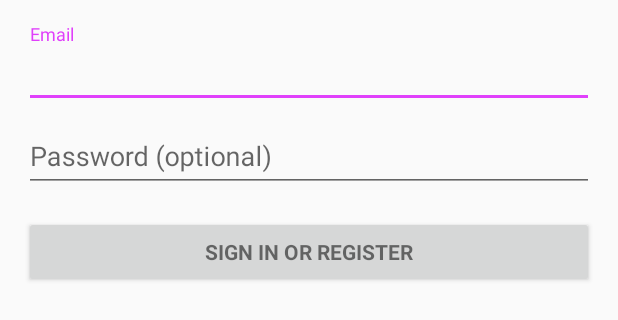
After one commit to aviliaxiir407/Help-Me-Cook-, an Android app: the layout activity_login.xml on its own in the app's theme, with its tools: preview values and no code run, on a phone screen of 412 x 824 dp. The commit adds this screen. Shown: the top 320 px of the screen. Run offline under Robolectric (Android 15) with nearby library versions, the phone set to English and light mode, and no system bars.

Commit message:
Input Login Belum di apa-apain

```diff
--- a/app/build.gradle
+++ b/app/build.gradle
@@ -26,5 +26,6 @@ dependencies {
     })
     compile 'com.android.support:appcompat-v7:24.2.1'
     compile 'com.android.support:design:24.2.1'
+    compile 'com.android.support:support-v4:24.2.1'
     testCompile 'junit:junit:4.12'
 }
--- a/app/src/main/java/id/sch/smktelkom_mlg/project/xirpl407172737/helpmecook2/MainActivity.java
+++ b/app/src/main/java/id/sch/smktelkom_mlg/project/xirpl407172737/helpmecook2/MainActivity.java
@@ -94,6 +94,7 @@ public class MainActivity extends AppCompatActivity
 
         }
 
+
         DrawerLayout drawer = (DrawerLayout) findViewById(R.id.drawer_layout);
         drawer.closeDrawer(GravityCompat.START);
         return true;
--- /dev/null
+++ b/app/src/main/res/layout/activity_login.xml
@@ -0,0 +1,78 @@
+<LinearLayout xmlns:android="http://schemas.android.com/apk/res/android"
+    xmlns:tools="http://schemas.android.com/tools"
+    android:layout_width="match_parent"
+    android:layout_height="match_parent"
+    android:gravity="center_horizontal"
+    android:orientation="vertical"
+    android:paddingBottom="@dimen/activity_vertical_margin"
+    android:paddingLeft="@dimen/activity_horizontal_margin"
+    android:paddingRight="@dimen/activity_horizontal_margin"
+    android:paddingTop="@dimen/activity_vertical_margin"
+    tools:context="id.sch.smktelkom_mlg.project.xirpl407172737.helpmecook2.LoginActivity">
+
+    <!-- Login progress -->
+    <ProgressBar
+        android:id="@+id/login_progress"
+        style="?android:attr/progressBarStyleLarge"
+        android:layout_width="wrap_content"
+        android:layout_height="wrap_content"
+        android:layout_marginBottom="8dp"
+        android:visibility="gone" />
+
+    <ScrollView
+        android:id="@+id/login_form"
+        android:layout_width="match_parent"
+        android:layout_height="match_parent">
+
+        <LinearLayout
+            android:id="@+id/email_login_form"
+            android:layout_width="match_parent"
+            android:layout_height="wrap_content"
+            android:orientation="vertical">
+
+            <android.support.design.widget.TextInputLayout
+                android:layout_width="match_parent"
+                android:layout_height="wrap_content">
+
+                <AutoCompleteTextView
+                    android:id="@+id/email"
+                    android:layout_width="match_parent"
+                    android:layout_height="wrap_content"
+                    android:hint="@string/prompt_email"
+                    android:inputType="textEmailAddress"
+                    android:maxLines="1"
+                    android:singleLine="true" />
+
+            </android.support.design.widget.TextInputLayout>
+
+            <android.support.design.widget.TextInputLayout
+                android:layout_width="match_parent"
+                android:layout_height="wrap_content">
+
+                <EditText
+                    android:id="@+id/password"
+                    android:layout_width="match_parent"
+                    android:layout_height="wrap_content"
+                    android:hint="@string/prompt_password"
+                    android:imeActionId="@+id/login"
+                    android:imeActionLabel="@string/action_sign_in_short"
+                    android:imeOptions="actionUnspecified"
+                    android:inputType="textPassword"
+                    android:maxLines="1"
+                    android:singleLine="true" />
+
+            </android.support.design.widget.TextInputLayout>
+
+            <Button
+                android:id="@+id/email_sign_in_button"
+                style="?android:textAppearanceSmall"
+                android:layout_width="match_parent"
+                android:layout_height="wrap_content"
+                android:layout_marginTop="16dp"
+                android:elevation="2dp"
+                android:text="@string/action_sign_in"
+                android:textStyle="bold" />
+
+        </LinearLayout>
+    </ScrollView>
+</LinearLayout>
--- a/app/src/main/res/values/strings.xml
+++ b/app/src/main/res/values/strings.xml
@@ -5,4 +5,21 @@
     <string name="navigation_drawer_close">Close navigation drawer</string>
 
     <string name="action_settings">Settings</string>
+
+    <!-- TODO: Remove or change this placeholder text -->
+    <string name="hello_blank_fragment">Hello blank fragment</string>
+    <string name="title_activity_login">Sign in</string>
+
+    <!-- Strings related to login -->
+    <string name="prompt_email">Email</string>
+    <string name="prompt_password">Password (optional)</string>
+    <string name="action_sign_in">Sign in or register</string>
+    <string name="action_sign_in_short">Sign in</string>
+    <string name="error_invalid_email">This email address is invalid</string>
+    <string name="error_invalid_password">This password is too short</string>
+    <string name="error_incorrect_password">This password is incorrect</string>
+    <string name="error_field_required">This field is required</string>
+    <string name="permission_rationale">"Contacts permissions are needed for providing email
+        completions."
+    </string>
 </resources>
```
Also changed, not shown: app/src/main/AndroidManifest.xml (+8 -0 lines), app/src/main/java/id/sch/smktelkom_mlg/project/xirpl407172737/helpmecook2/LoginActivity.java (added, +349 -0 lines).
